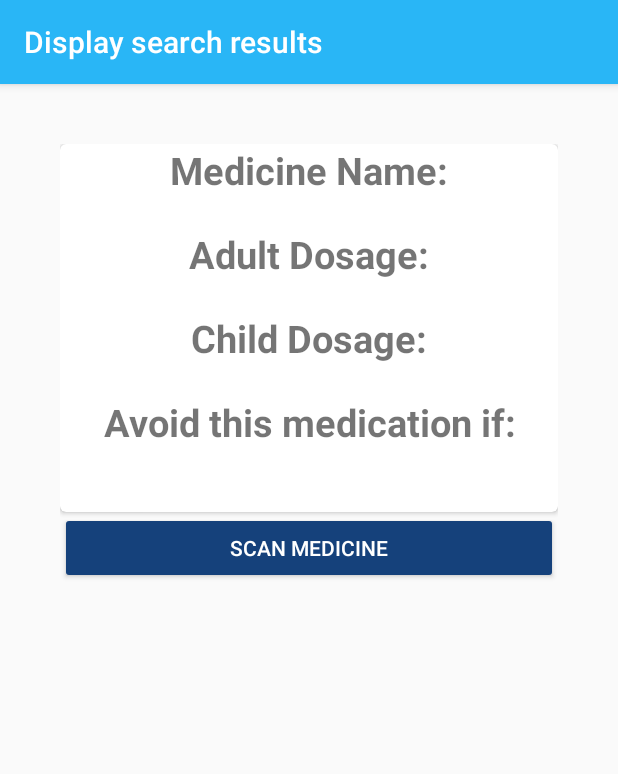
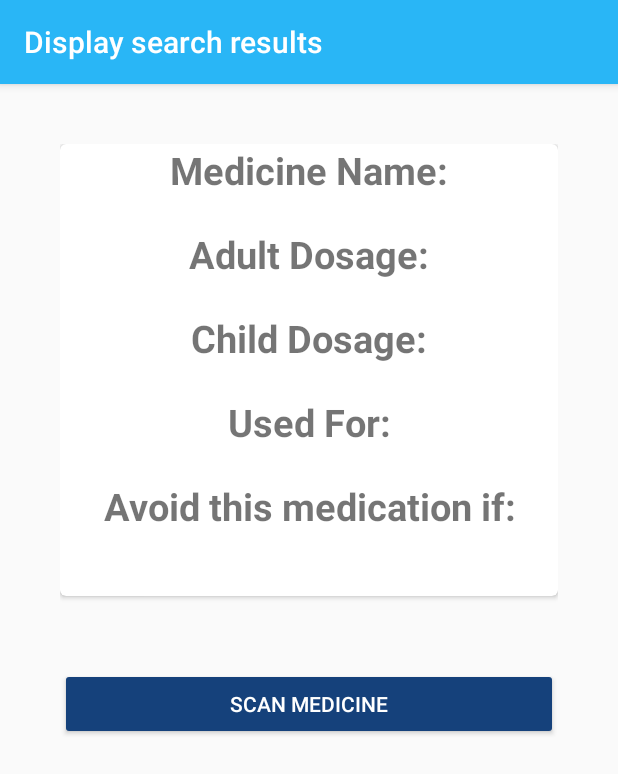
Before and after one commit to achadha0111/arMed, an Android app: the MedInfoDisplayActivity screen opened directly, with no data from a screen before it, on a phone screen of 412 x 824 dp. Shown: the top 774 px of the screen. Run offline under Robolectric (Android 15) with nearby library versions, the phone set to English and light mode, and no system bars; our stand-ins replace Volley; libraries missing offline, so code that uses them is left out: me.xdrop.fuzzywuzzy; 1 statement that could not run was skipped.

Commit message:
Added Fuzzy Search, Cleaner Error Handling

```diff
--- a/app/src/main/java/com/example/android/armed/MedInfoDisplayActivity.java
+++ b/app/src/main/java/com/example/android/armed/MedInfoDisplayActivity.java
@@ -10,6 +10,7 @@ import android.util.Log;
 import android.view.View;
 import android.widget.Button;
 import android.widget.ProgressBar;
+import android.widget.RelativeLayout;
 import android.widget.TextView;
 
 import com.android.volley.DefaultRetryPolicy;
@@ -24,6 +25,7 @@ import com.android.volley.toolbox.Volley;
 
 import org.json.JSONException;
 import org.json.JSONObject;
+import org.w3c.dom.Text;
 
 import java.lang.reflect.Array;
 import java.util.ArrayList;
@@ -33,13 +35,14 @@ import me.xdrop.fuzzywuzzy.FuzzySearch;
 public class MedInfoDisplayActivity extends AppCompatActivity {
     private String drugDosage;
     private String drugChildDosage;
-    //private String drugCommonSymptoms;
+    private String drugCommonSymptoms;
     //private String drugSideEffects;
     private String drugContraindications;
     TextView medicineNameView;
     TextView drugDosageView;
     TextView drugCommonSymptomsView;
     TextView drugSideEffectsView;
+    TextView drugChildDosages;
     ProgressBar progressBar;
     CardView cardView;
     RequestQueue queue;
@@ -47,6 +50,8 @@ public class MedInfoDisplayActivity extends AppCompatActivity {
     String drugRequested;
     Button newScan;
     String correctDrugName = "";
+    Button pillTaken;
+    private RelativeLayout mRelativeLayout;
 
     // Hook onto the UI elements else it will throw a null pointer error further down
     @Override
@@ -60,6 +65,9 @@ public class MedInfoDisplayActivity extends AppCompatActivity {
         progressBar = (ProgressBar) findViewById(R.id.dataFetch);
         cardView = (CardView) findViewById(R.id.medInfo);
         newScan = (Button) findViewById(R.id.scanButton);
+        pillTaken = (Button) findViewById(R.id.pillButton);
+        mRelativeLayout = (RelativeLayout) findViewById(R.id.content);
+        drugChildDosages = (TextView) findViewById(R.id.drugChildDosages);
     }
 
     // Receive the name of the medicine from the Google Vision API
@@ -101,17 +109,20 @@ public class MedInfoDisplayActivity extends AppCompatActivity {
                         drugDosage = response.getString("Adult:");
                         drugChildDosage = response.getString("Children:");
                         drugContraindications = response.getString("Contraindications:");
+                        drugCommonSymptoms = response.getString("symptoms");
                         runOnUiThread(new Runnable() {
                             @Override
                             public void run() {
                                 medicineNameView.setText(correctDrugName);
                                 drugDosageView.setText(drugDosage);
-                                drugCommonSymptomsView.setText(drugChildDosage);
+                                drugChildDosages.setText(drugChildDosage);
+                                drugCommonSymptomsView.setText(drugCommonSymptoms);
                                 drugSideEffectsView.setText(drugContraindications);
 
                                 progressBar.setVisibility(View.INVISIBLE);
                                 cardView.setVisibility(View.VISIBLE);
                                 newScan.setVisibility(View.VISIBLE);
+                                pillTaken.setVisibility(View.VISIBLE);
                             }
                         });
                         //drugCommonSymptoms = extras.getString("drugCommonSymptoms");
@@ -139,19 +150,34 @@ public class MedInfoDisplayActivity extends AppCompatActivity {
             queue.add(jsonRequest);
 
         } else {
-            Snackbar.make(findViewById(R.id.medInfo), "Couldn't find anything", Snackbar.LENGTH_LONG);
+            Snackbar.make(mRelativeLayout, "Couldn't find anything", Snackbar.LENGTH_LONG);
             progressBar.setVisibility(View.INVISIBLE);
             cardView.setVisibility(View.VISIBLE);
             newScan.setVisibility(View.VISIBLE);
         }
 
 
+        final Intent mIntent = new Intent(MedInfoDisplayActivity.this, MainActivity.class);
+
         newScan.setOnClickListener(new View.OnClickListener(){
             @Override
             public void onClick(View v) {
-                Intent mIntent = new Intent(MedInfoDisplayActivity.this, MainActivity.class);
+
                 MedInfoDisplayActivity.this.startActivity(mIntent);
             }
         });
+
+        pillTaken.setOnClickListener(new View.OnClickListener() {
+            @Override
+            public void onClick(View v) {
+                Snackbar.make(mRelativeLayout, "Your consumption has been recorded", Snackbar.LENGTH_LONG);
+            }
+        });
+    }
+
+    @Override
+    protected void onDestroy() {
+        super.onDestroy();
+        correctDrugName = "";
     }
 }
--- a/app/src/main/res/layout/activity_med_info_display.xml
+++ b/app/src/main/res/layout/activity_med_info_display.xml
@@ -2,7 +2,7 @@
 <RelativeLayout xmlns:android="http://schemas.android.com/apk/res/android"
     xmlns:app="http://schemas.android.com/apk/res-auto"
     xmlns:tools="http://schemas.android.com/tools"
-    android:id="@+id/top"
+    android:id="@+id/content"
     android:layout_width="match_parent"
     android:layout_height="match_parent"
     android:padding="40dp"
@@ -82,6 +82,24 @@
                     android:textStyle="bold" />
 
                 <TextView
+                    android:id="@+id/drugChildDosages"
+                    android:layout_width="match_parent"
+                    android:layout_height="wrap_content"
+                    android:layout_weight="0.2"
+                    android:textAlignment="center"
+                    android:textSize="15sp" />
+
+                <TextView
+                    android:id="@+id/symptomsLabel"
+                    android:layout_width="match_parent"
+                    android:layout_height="wrap_content"
+                    android:layout_weight="0.2"
+                    android:text="@string/symptomsLabel"
+                    android:textAlignment="center"
+                    android:textSize="25sp"
+                    android:textStyle="bold" />
+
+                <TextView
                     android:id="@+id/drugCommonSymptoms"
                     android:layout_width="match_parent"
                     android:layout_height="wrap_content"
@@ -120,6 +138,16 @@
         </android.support.v7.widget.CardView>
 
         <Button
+            android:id="@+id/pillButton"
+            android:layout_width="match_parent"
+            android:layout_height="wrap_content"
+            android:backgroundTint="@color/colorAccent"
+            android:elevation="2dp"
+            android:text="@string/register_pill"
+            android:textColor="@color/cardview_light_background"
+            android:visibility="invisible" />
+
+        <Button
             android:id="@+id/scanButton"
             android:layout_width="match_parent"
             android:layout_height="wrap_content"
--- a/app/src/main/res/values/strings.xml
+++ b/app/src/main/res/values/strings.xml
@@ -21,4 +21,6 @@
     <string name="adult_dosage_label"> Adult Dosage:</string>
     <string name="child_dosage_label"> Child Dosage:</string>
     <string name="contraindications_label"> Avoid this medication if: </string>
+    <string name="register_pill">I took this Pill</string>
+    <string name="symptomsLabel">Used For:</string>
 </resources>
```
